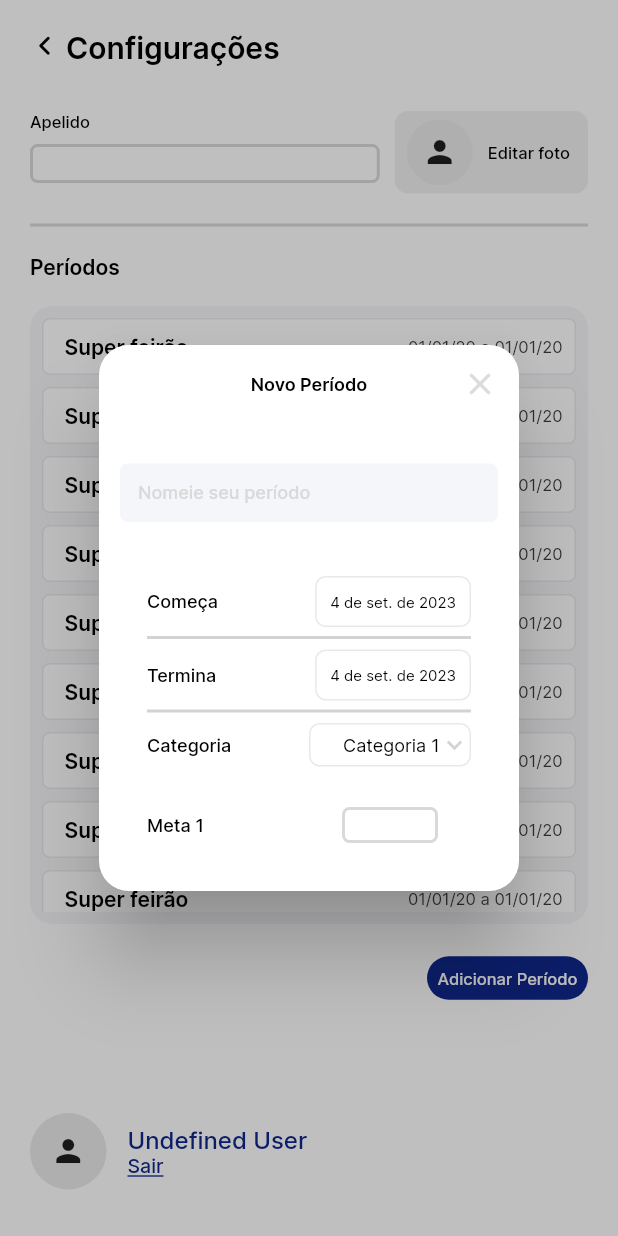
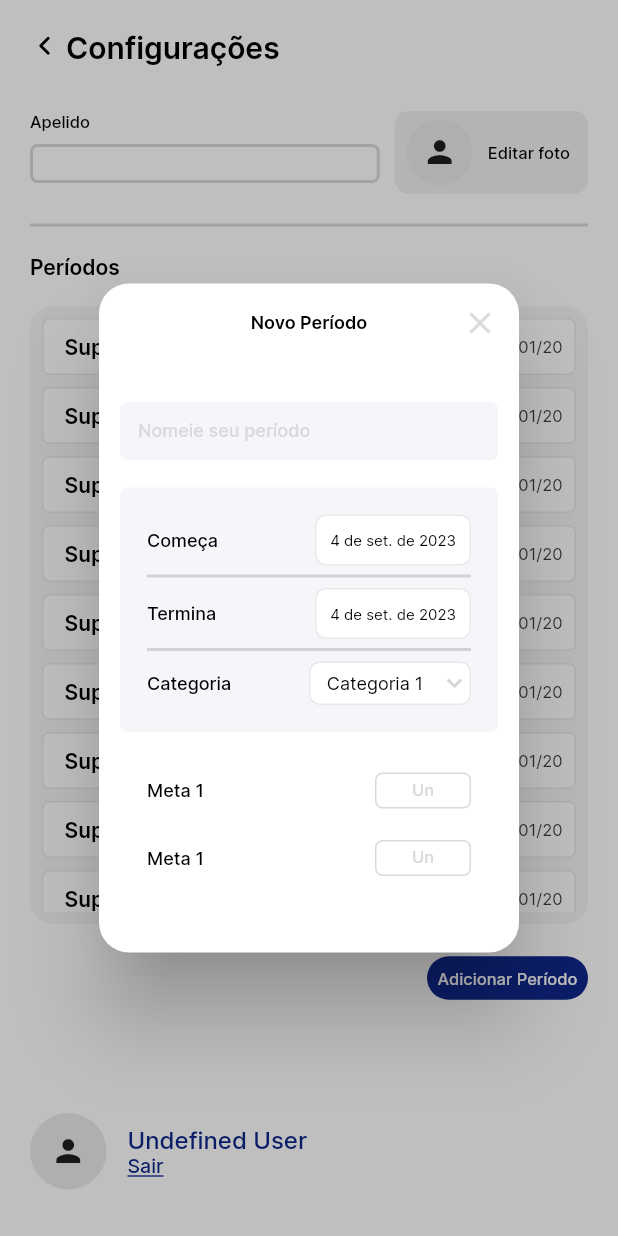
Before and after one commit to FelipeLemosBellini/science_dex, a Flutter app: the screen it shows after launch, after a tap on "Adicionar Período", on a phone screen of 412 x 824 dp. Run offline on Flutter 3.47's test engine with Material 3 defaults, Android fonts, the phone set to English and light mode, and no system bars; our stand-ins replace flutter_svg, get_it, go_router, image_picker, shared_preferences.

Commit message:
create targets

```diff
--- a/lib/screens/helper/science_dex_colors.dart
+++ b/lib/screens/helper/science_dex_colors.dart
@@ -7,6 +7,7 @@ abstract class ScienceDexColors {
   static const Color grayBorder = Color(0xFFE9E9E9);
   static const Color grayExtraLight = Color(0xFFF0F0F0);
   static const Color gray = Color(0xFFD3D3D3);
+  static const Color grayBackground = Color(0xFFF5F6FA);
   static const Color grayIcon = Color(0xFFDCDCDD);
   static const Color label = Color(0xFFD9D9D9);
   static const Color black = Colors.black;
--- a/lib/screens/profile/period/period_page.dart
+++ b/lib/screens/profile/period/period_page.dart
@@ -3,6 +3,7 @@ import 'package:provider/provider.dart';
 import 'package:science_dex/screens/helper/export_helper_screen.dart';
 import 'package:science_dex/screens/profile/period/period_model.dart';
 import 'package:science_dex/screens/profile/widget/set_data_period_widget.dart';
+import 'package:science_dex/screens/profile/widget/set_target_value_widget.dart';
 import 'package:science_dex/screens/widgets/export_science_dex_material.dart';
 
 class PeriodPage extends StatefulWidget {
@@ -40,7 +41,13 @@ class _PeriodPageState extends State<PeriodPage> {
               categories: periodModel.categories,
               selectedCategory: periodModel.selectedCategory,
               onChangeCategory: periodModel.setCategorySelected,
-            )
+            ),
+            SizedBox(height: 27),
+            SetTargetValueWidget(padding: EdgeInsets.symmetric(horizontal: 18)),
+            SizedBox(height: 21),
+            SetTargetValueWidget(padding: EdgeInsets.symmetric(horizontal: 18)),
+            SizedBox(height: 37),
+
           ],
         ));
   }
--- a/lib/screens/profile/widget/set_data_period_widget.dart
+++ b/lib/screens/profile/widget/set_data_period_widget.dart
@@ -20,6 +20,8 @@ class SetDataPeriodWidget extends StatelessWidget {
   @override
   Widget build(BuildContext context) {
     return Container(
+        decoration:
+            BoxDecoration(color: ScienceDexColors.grayBackground, borderRadius: BorderRadius.all(Radius.circular(5))),
         padding: EdgeInsets.all(18),
         child: Column(children: [
           SetDatePeriodWidget(title: "Começa", onTapDate: () {}),
@@ -35,10 +37,7 @@ class SetDataPeriodWidget extends StatelessWidget {
               selectedValue: selectedCategory,
               values: categories,
             ))
-        ]),
-        SizedBox(height: 27),
-        SetTargetValueWidget()
-      ]),
-    );
+          ])
+        ]));
   }
 }
--- a/lib/screens/profile/widget/set_target_value_widget.dart
+++ b/lib/screens/profile/widget/set_target_value_widget.dart
@@ -3,17 +3,23 @@ import 'package:science_dex/screens/helper/export_helper_screen.dart';
 import 'package:science_dex/screens/widgets/export_science_dex_material.dart';
 
 class SetTargetValueWidget extends StatelessWidget {
-  const SetTargetValueWidget({super.key});
+  final EdgeInsets? padding;
+  const SetTargetValueWidget({super.key, this.padding});
 
   @override
   Widget build(BuildContext context) {
-    return Row(mainAxisAlignment: MainAxisAlignment.spaceBetween, children: [
-      Expanded(child: Text('Meta 1').bodyExtraSmallMedium()),
-      Expanded(
-          child: ScienceDexSmallNumberTextField(
-        focusNode: FocusNode(),
-        controller: TextEditingController(),
-      ))
-    ]);
+    return Padding(
+        padding: padding ?? EdgeInsets.zero,
+        child: Padding(
+          padding: const EdgeInsets.symmetric(),
+          child: Row(mainAxisAlignment: MainAxisAlignment.spaceBetween, children: [
+            Text('Meta 1').bodyExtraSmallMedium(),
+            ScienceDexSmallNumberTextField(
+              focusNode: FocusNode(),
+              controller: TextEditingController(),
+              labelText: "Un",
+            )
+          ]),
+        ));
   }
 }
--- a/lib/screens/widgets/science_dex_drop_down_list.dart
+++ b/lib/screens/widgets/science_dex_drop_down_list.dart
@@ -25,11 +25,11 @@ class ScienceDexDropDownList extends StatelessWidget {
   Widget build(BuildContext context) {
     return Container(
       height: 29,
-      alignment: Alignment.center,
+      alignment: Alignment.centerRight,
       decoration: BoxDecoration(
-        borderRadius: BorderRadius.all(Radius.circular(7)),
-        border: Border.all(color: ScienceDexColors.grayBorder),
-      ),
+          color: ScienceDexColors.white,
+          borderRadius: BorderRadius.all(Radius.circular(7)),
+          border: Border.all(color: ScienceDexColors.grayBorder)),
       child: DropdownButton<String>(
           isExpanded: true,
           isDense: true,
@@ -39,12 +39,16 @@ class ScienceDexDropDownList extends StatelessWidget {
           borderRadius: BorderRadius.all(Radius.circular(12)),
           dropdownColor: ScienceDexColors.white,
           iconSize: 20,
+          elevation: 1,
           enableFeedback: true,
           icon: Icon(Icons.keyboard_arrow_down_outlined, color: ScienceDexColors.gray),
           items: values
               ?.map<DropdownMenuItem<String>>((String value) => DropdownMenuItem(
                     value: value,
-                    child: Align(alignment: Alignment.centerRight, child: Text(value).bodyExtraSmallRegular()),
+                    child: Align(
+                      alignment: Alignment.center,
+                      child: Text(value).bodyExtraSmallRegular(),
+                    ),
                   ))
               .toList()),
     );
--- a/lib/screens/widgets/text_fields/science_dex_small_number_text_field_widget.dart
+++ b/lib/screens/widgets/text_fields/science_dex_small_number_text_field_widget.dart
@@ -44,7 +44,7 @@ class _ScienceDexSmallMumberTextFieldState extends State<ScienceDexSmallNumberTe
   Color get _backgroundColor => widget.focusNode.hasFocus ? ScienceDexColors.white : ScienceDexColors.white;
 
   OutlineInputBorder get _border => OutlineInputBorder(
-      borderRadius: BorderRadius.circular(5), borderSide: BorderSide(color: ScienceDexColors.label, width: 2));
+      borderRadius: BorderRadius.circular(5), borderSide: BorderSide(color: ScienceDexColors.label, width: 1));
 
   OutlineInputBorder get _defaultFocusedBorder {
     return OutlineInputBorder(
@@ -59,7 +59,7 @@ class _ScienceDexSmallMumberTextFieldState extends State<ScienceDexSmallNumberTe
       padding: widget.padding ?? EdgeInsets.zero,
       alignment: Alignment.center,
       child: TextField(
-          cursorHeight: 13,
+          cursorHeight: 11,
           keyboardAppearance: Brightness.light,
           controller: widget.controller,
           readOnly: widget.readOnly ?? false,
@@ -71,14 +71,16 @@ class _ScienceDexSmallMumberTextFieldState extends State<ScienceDexSmallNumberTe
           },
           onSubmitted: widget.onSubmitted,
           onChanged: widget.onChanged,
-          maxLines: widget.maxLines,
-          keyboardType: widget.textInputType,
+          keyboardType: TextInputType.number,
           textAlign: TextAlign.center,
+          maxLines: 1,
           cursorColor: ScienceDexColors.secondaryColor,
           decoration: InputDecoration(
               filled: true,
               isCollapsed: false,
-              constraints: BoxConstraints.expand(height: 24,width: 64),
+              constraints: BoxConstraints.expand(height: 24, width: 64),
+              label: Center(child: Text(widget.labelText ?? "")),
+              floatingLabelBehavior: FloatingLabelBehavior.never,
               fillColor: _backgroundColor,
               enabledBorder: _border,
               focusedBorder: _defaultFocusedBorder,
```
Lines whose indentation alone changed are shown as unchanged.
